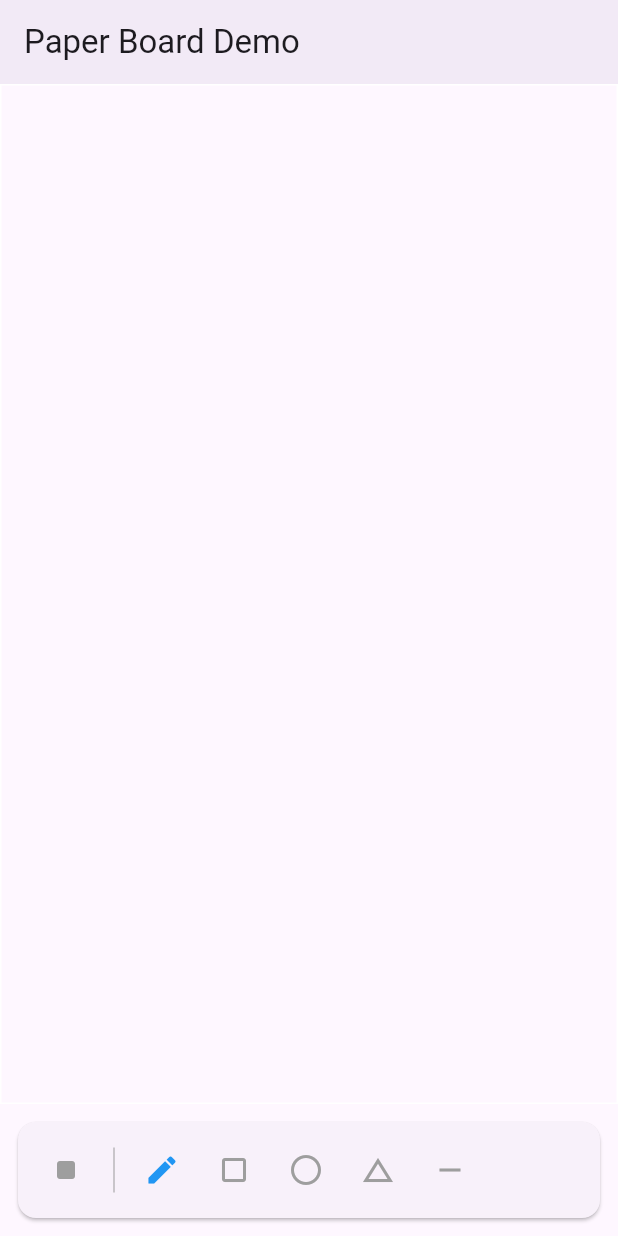
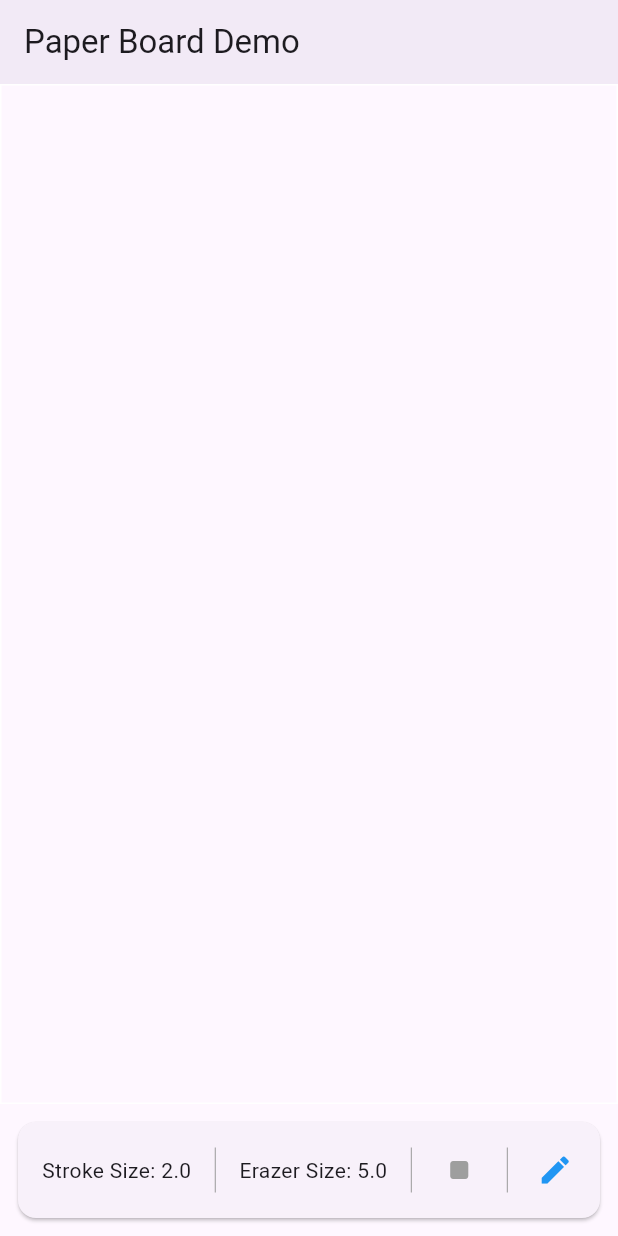
Before and after one commit to stevenosse/paper_board, a Flutter app: the screen it shows after launch, after a tap on the "edit" icon, on a phone screen of 412 x 824 dp. Run offline on Flutter 3.47's test engine with Material 3 defaults, Android fonts, the phone set to English and light mode, and no system bars.

Commit message:
Fix eraser and add thickness control

```diff
--- a/lib/src/components/paper_board_toolbar.dart
+++ b/lib/src/components/paper_board_toolbar.dart
@@ -1,27 +1,104 @@
 import 'package:flutter/material.dart';
 import 'package:paper_board/paper_board.dart';
+import 'package:paper_board/src/components/size_selector_widget.dart';
 
-class PaperBoardToolbar extends StatelessWidget {
+class PaperBoardToolbar extends StatefulWidget {
   const PaperBoardToolbar({super.key, required this.controller});
 
   final DrawingBoardController controller;
 
   @override
+  State<PaperBoardToolbar> createState() => _PaperBoardToolbarState();
+}
+
+class _PaperBoardToolbarState extends State<PaperBoardToolbar> {
+  DrawingBoardController get controller => widget.controller;
+
+  final _sizeSelectorOverlayController = OverlayPortalController();
+  final _eraserSizeSelectorOverlayController = OverlayPortalController();
+
+  @override
   Widget build(BuildContext context) {
     return ListenableBuilder(
-      listenable: controller,
+      listenable: widget.controller,
       builder: (context, child) {
         return Card(
           margin: const EdgeInsets.all(12.0),
           child: Padding(
             padding: const EdgeInsets.all(8.0),
+            child: SingleChildScrollView(
+              scrollDirection: Axis.horizontal,
               child: Row(
                 children: [
+                  OverlayPortal(
+                    controller: _sizeSelectorOverlayController,
+                    overlayChildBuilder: (context) {
+                      return Positioned(
+                        left: 10.0,
+                        bottom: kMinInteractiveDimension * 1.7,
+                        child: SizeSelectorWidget(
+                          initialSize: controller.thickness,
+                          onSizeChanged: (value) {
+                            widget.controller.setThickness(value);
+                            _sizeSelectorOverlayController.toggle();
+                          },
+                        ),
+                      );
+                    },
+                    child: InkWell(
+                      onTap: () {
+                        _sizeSelectorOverlayController.toggle();
+                      },
+                      child: Padding(
+                        padding: const EdgeInsets.all(8.0),
+                        child: Text('Stroke Size: ${controller.thickness}'),
+                      ),
+                    ),
+                  ),
+                  const SizedBox(
+                    height: 30,
+                    child: VerticalDivider(
+                      thickness: .7,
+                      color: Colors.grey,
+                    ),
+                  ),
+                  OverlayPortal(
+                    controller: _eraserSizeSelectorOverlayController,
+                    overlayChildBuilder: (context) {
+                      return Positioned(
+                        left: 10.0,
+                        bottom: kMinInteractiveDimension * 1.7,
+                        child: SizeSelectorWidget(
+                          initialSize: controller.eraserThickness,
+                          onSizeChanged: (value) {
+                            widget.controller.setEraserThickness(value);
+                            _eraserSizeSelectorOverlayController.toggle();
+                          },
+                        ),
+                      );
+                    },
+                    child: InkWell(
+                      onTap: () {
+                        _eraserSizeSelectorOverlayController.toggle();
+                      },
+                      child: Padding(
+                        padding: const EdgeInsets.all(8.0),
+                        child: Text('Erazer Size: ${controller.eraserThickness}'),
+                      ),
+                    ),
+                  ),
+                  const SizedBox(
+                    height: 30,
+                    child: VerticalDivider(
+                      thickness: .7,
+                      color: Colors.grey,
+                    ),
+                  ),
                   IconButton(
                     onPressed: () {
-                    controller.setSketch(EraserSketch(points: []));
+                      widget.controller.setSketch(EraserSketch(points: []));
                     },
-                  color: controller.currentSketch is EraserSketch ? Colors.red : Colors.grey,
+                    color: widget.controller.currentSketch is EraserSketch ? Colors.red : Colors.grey,
                     icon: const Icon(Icons.stop_rounded),
                   ),
                   const SizedBox(
@@ -33,40 +110,41 @@ class PaperBoardToolbar extends StatelessWidget {
                   ),
                   IconButton(
                     onPressed: () {
-                    controller.setSketch(PencilSketch(points: []));
+                      widget.controller.setSketch(PencilSketch(points: []));
                     },
-                  color: controller.currentSketch is PencilSketch ? Colors.blue : Colors.grey,
+                    color: widget.controller.currentSketch is PencilSketch ? Colors.blue : Colors.grey,
                     icon: const Icon(Icons.edit),
                   ),
                   IconButton(
                     onPressed: () {
-                    controller.setSketch(RectangleSketch(points: []));
+                      widget.controller.setSketch(RectangleSketch(points: []));
                     },
-                  color: controller.currentSketch is RectangleSketch ? Colors.blue : Colors.grey,
+                    color: widget.controller.currentSketch is RectangleSketch ? Colors.blue : Colors.grey,
                     icon: const Icon(Icons.crop_square),
                   ),
                   IconButton(
                     onPressed: () {
-                    controller.setSketch(SphereSketch(points: []));
+                      widget.controller.setSketch(SphereSketch(points: []));
                     },
-                  color: controller.currentSketch is SphereSketch ? Colors.blue : Colors.grey,
+                    color: widget.controller.currentSketch is SphereSketch ? Colors.blue : Colors.grey,
                     icon: const Icon(Icons.circle_outlined),
                   ),
                   IconButton(
                     onPressed: () {
-                    controller.setSketch(TriangleSketch(points: []));
+                      widget.controller.setSketch(TriangleSketch(points: []));
                     },
-                  color: controller.currentSketch is TriangleSketch ? Colors.blue : Colors.grey,
+                    color: widget.controller.currentSketch is TriangleSketch ? Colors.blue : Colors.grey,
                     icon: const Icon(Icons.change_history),
                   ),
                   IconButton(
                     onPressed: () {
-                    controller.setSketch(LineSketch(points: []));
+                      widget.controller.setSketch(LineSketch(points: []));
                     },
-                  color: controller.currentSketch is LineSketch ? Colors.blue : Colors.grey,
+                    color: widget.controller.currentSketch is LineSketch ? Colors.blue : Colors.grey,
                     icon: const Icon(Icons.remove),
-                )
+                  ),
                 ],
+              ),
             ),
           ),
         );
--- a/lib/src/drawing_board_controller.dart
+++ b/lib/src/drawing_board_controller.dart
@@ -5,13 +5,20 @@ class DrawingBoardController extends ChangeNotifier {
   SketchBase currentSketch = PencilSketch(points: []);
   List<SketchBase> sketches = [];
 
+  double thickness = 2.0;
+  double eraserThickness = 5.0;
+
   void clear() {
     sketches = [];
     notifyListeners();
   }
 
   void setSketch(SketchBase sketch) {
-    currentSketch = sketch;
+    if (sketch is EraserSketch) {
+      currentSketch = sketch.copyWith(thickness: eraserThickness);
+    } else {
+      currentSketch = sketch;
+    }
     notifyListeners();
   }
 
@@ -24,4 +31,18 @@ class DrawingBoardController extends ChangeNotifier {
     sketches = [...sketches, sketch];
     notifyListeners();
   }
+
+  void setThickness(double thickness) {
+    currentSketch = currentSketch.copyWith(thickness: thickness);
+    this.thickness = thickness;
+    notifyListeners();
+  }
+
+  void setEraserThickness(double thickness) {
+    eraserThickness = thickness;
+    if (currentSketch is EraserSketch) {
+      currentSketch = currentSketch.copyWith(thickness: thickness);
+    }
+    notifyListeners();
+  }
 }
--- a/lib/src/paper_board.dart
+++ b/lib/src/paper_board.dart
@@ -1,6 +1,5 @@
 import 'package:flutter/material.dart';
-import 'package:paper_board/src/drawing_board_controller.dart';
-import 'package:paper_board/src/models/shapes/sketch_base.dart';
+import 'package:paper_board/paper_board.dart';
 
 class PaperBoard extends StatefulWidget {
   const PaperBoard({
@@ -64,7 +63,13 @@ class _PaperBoardState extends State<PaperBoard> {
                         widthFactor: 1.0,
                         heightFactor: 1.0,
                         child: CustomPaint(
-                          painter: _PaperBoardPainter(sketches: controller.sketches),
+                          painter: _PaperBoardPainter(
+                            sketches: [
+                              ...controller.sketches,
+                              // This fixes the issue with eraser not working
+                              if (controller.currentSketch is EraserSketch) controller.currentSketch
+                            ],
+                          ),
                         ),
                       ),
                       FractionallySizedBox(
@@ -126,9 +131,9 @@ class _SketchPainter extends CustomPainter {
       return;
     }
 
-    canvas.saveLayer(Offset.zero & size, Paint());
-    sketch.draw(canvas, size);
-    canvas.restore();
+    if (sketch is! EraserSketch) {
+      sketch.draw(canvas, size);
+    }
   }
 
   @override
```
Also changed, not shown: lib/src/components/size_selector_widget.dart (added, +37 -0 lines), 1 other file. Lines whose indentation alone changed are shown as unchanged.
